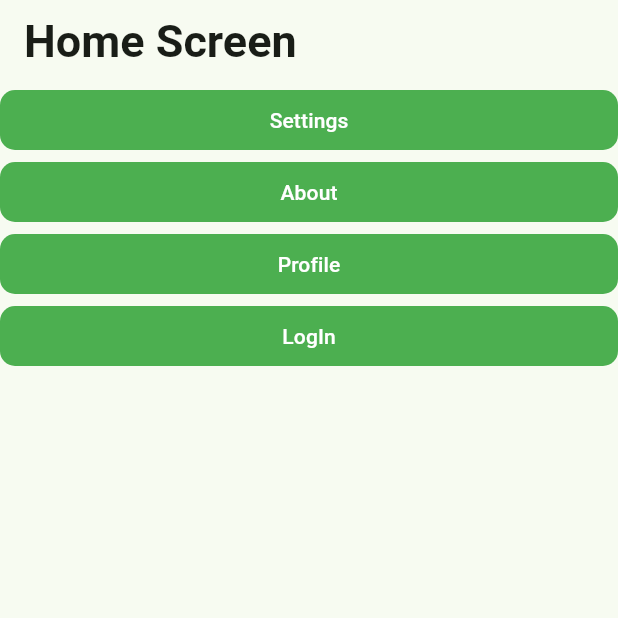
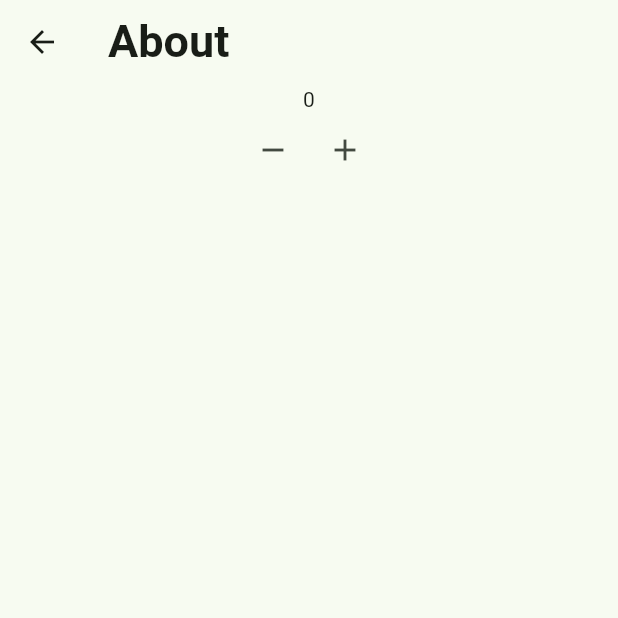
Before and after one commit to Shafin63/Flutter_Ostad_Batch11, a Flutter app: the screen it shows after launch, after a tap on "About", on a phone screen of 412 x 824 dp, the top half of it. Run offline on Flutter 3.47's test engine with Material 3 defaults, Android fonts, the phone set to English and light mode, and no system bars; our stand-ins replace firebase_core; accounts and stored records are empty.

Commit message:
Counter notifier and inherited widget simplified

```diff
--- /dev/null
+++ b/lib/counter_controller.dart
@@ -0,0 +1,15 @@
+import 'package:flutter/foundation.dart';
+
+class CounterController extends ChangeNotifier {
+  int counter = 0;
+
+  void increment() {
+    counter++;
+    notifyListeners();
+  }
+
+  void decrement() {
+    counter--;
+    notifyListeners();
+  }
+}
--- /dev/null
+++ b/lib/counter_controller_inheritied_widget.dart
@@ -0,0 +1,22 @@
+import 'package:flutter/material.dart';
+import 'package:state_management_with_provider/counter_controller.dart';
+
+class CounterControllerInheritedWidget extends InheritedWidget {
+  final CounterController counterController;
+
+  const CounterControllerInheritedWidget({
+    super.key,
+    required super.child,
+    required this.counterController,
+  });
+
+  @override
+  bool updateShouldNotify(covariant InheritedWidget oldWidget) {
+    return true;
+  }
+
+  static CounterControllerInheritedWidget? of(BuildContext context) {
+    return context
+        .dependOnInheritedWidgetOfExactType<CounterControllerInheritedWidget>();
+  }
+}
--- a/lib/main.dart
+++ b/lib/main.dart
@@ -1,4 +1,6 @@
 import 'package:flutter/material.dart';
+import 'package:state_management_with_provider/counter_controller.dart';
+import 'package:state_management_with_provider/counter_controller_inheritied_widget.dart';
 import 'package:state_management_with_provider/counter_inherited_widget.dart';
 import 'package:state_management_with_provider/counter_notifier.dart';
 import 'package:state_management_with_provider/screens/home_screen.dart';
@@ -16,11 +18,12 @@ class StateManagementApp extends StatefulWidget {
 
 class _StateManagementAppState extends State<StateManagementApp> {
   // int counter = 0;
+  CounterController counterController = CounterController();
 
   @override
   Widget build(BuildContext context) {
-    return CounterInheritedWidget(
-      counterNotifier: CounterNotifier(),
+    return CounterControllerInheritedWidget(
+      counterController: counterController,
       child: MaterialApp(
         title: "State Management App",
         theme: ThemeData(
--- /dev/null
+++ b/lib/screens/about_screen.dart
@@ -0,0 +1,58 @@
+import 'package:flutter/material.dart';
+import 'package:state_management_with_provider/counter_inherited_widget.dart';
+import 'package:state_management_with_provider/counter_notifier.dart';
+import 'package:state_management_with_provider/counter_controller.dart';
+import 'package:state_management_with_provider/screens/reset_password_screen.dart';
+
+import '../counter_controller_inheritied_widget.dart';
+import '../counter_widget.dart';
+
+class AboutScreen extends StatefulWidget {
+  const AboutScreen({super.key});
+
+  // final CounterController counterController;
+
+  @override
+  State<AboutScreen> createState() => _AboutScreenState();
+}
+
+class _AboutScreenState extends State<AboutScreen> {
+  @override
+  Widget build(BuildContext context) {
+    // CounterNotifier counterNotifier = CounterNotifier();
+    final CounterController counterController =
+        CounterControllerInheritedWidget.of(context)!.counterController;
+    return Scaffold(
+      appBar: AppBar(title: Text("About")),
+      body: Center(
+        child: Column(
+          children: [
+            ListenableBuilder(
+              listenable: counterController,
+              builder: (context, child) {
+                return Text(counterController.counter.toString());
+              },
+            ),
+            Row(
+              mainAxisAlignment: MainAxisAlignment.center,
+              children: [
+                IconButton(
+                  onPressed: () {
+                    counterController.decrement();
+                  },
+                  icon: Icon(Icons.remove),
+                ),
+                IconButton(
+                  onPressed: () {
+                    counterController.increment();
+                  },
+                  icon: Icon(Icons.add),
+                ),
+              ],
+            ),
+          ],
+        ),
+      ),
+    );
+  }
+}
--- a/lib/screens/home_screen.dart
+++ b/lib/screens/home_screen.dart
@@ -1,6 +1,13 @@
 import 'package:flutter/material.dart';
+import 'package:state_management_with_provider/counter_controller_inheritied_widget.dart';
+import 'package:state_management_with_provider/counter_notifier.dart';
 import 'package:state_management_with_provider/counter_widget.dart';
+import 'package:state_management_with_provider/counter_controller.dart';
+import 'package:state_management_with_provider/screens/reset_password_screen.dart';
 import 'package:state_management_with_provider/screens/settings_screen.dart';
+
+import '../counter_inherited_widget.dart';
+import 'about_screen.dart';
 
 class HomeScreen extends StatefulWidget {
   const HomeScreen({super.key});
@@ -10,27 +17,75 @@ class HomeScreen extends StatefulWidget {
 }
 
 class _HomeScreenState extends State<HomeScreen> {
+  // final CounterNotifier counterNotifier = CounterNotifier();
+  // final CounterController counterController = CounterController();
   @override
   Widget build(BuildContext context) {
-
-    final counter = CounterWidget.of(context)?.counter ?? 0;
+    // final counterNotifier = CounterInheritedWidget.of(context)!.counterNotifier;
+    final CounterController counterController =
+        CounterControllerInheritedWidget.of(context)!.counterController;
 
     return Scaffold(
-      appBar: AppBar(
-        title: Text("Home Screen"),
-      ),
+      appBar: AppBar(title: Text("Home Screen")),
       body: Center(
         child: Column(
           children: [
-            FilledButton(onPressed: (){
-              Navigator.push(context, MaterialPageRoute(builder: (ctx) => SettingsScreen()));
-            }, child: Text("Settings")),
+            FilledButton(
+              onPressed: () {
+                Navigator.push(
+                  context,
+                  MaterialPageRoute(builder: (ctx) => SettingsScreen()),
+                );
+              },
+              child: Text("Settings"),
+            ),
 
-            FilledButton(onPressed: (){}, child: Text("About")),
-            FilledButton(onPressed: (){}, child: Text("Profile")),
-            FilledButton(onPressed: (){}, child: Text("LogIn")),
+            FilledButton(
+              onPressed: () {
+                Navigator.push(
+                  context,
+                  MaterialPageRoute(
+                    builder: (ctx) =>
+                        AboutScreen(),
+                  ),
+                );
+              },
+              child: Text("About"),
+            ),
+            FilledButton(onPressed: () {}, child: Text("Profile")),
+            FilledButton(onPressed: () {}, child: Text("LogIn")),
+            SizedBox(height: 20),
+
+            ListenableBuilder(
+              listenable: counterController,
+              builder: (context, child) {
+                return Text('${counterController.counter}');
+              },
+            ),
+            Row(
+              mainAxisAlignment: MainAxisAlignment.center,
+              children: [
+                IconButton(
+                  onPressed: counterController.decrement,
+                  icon: Icon(Icons.remove),
+                ),
+                IconButton(
+                  onPressed: counterController.increment,
+                  icon: Icon(Icons.add),
+                ),
+              ],
+            ),
           ],
         ),
+      ),
+      floatingActionButton: FloatingActionButton(
+        onPressed: () {
+          Navigator.push(
+            context,
+            MaterialPageRoute(builder: (ctx) => SettingsScreen()),
+          );
+        },
+        child: Icon(Icons.settings),
       ),
     );
   }
```
Also changed, not shown: lib/counter_widget.dart (+0 -25 lines).
